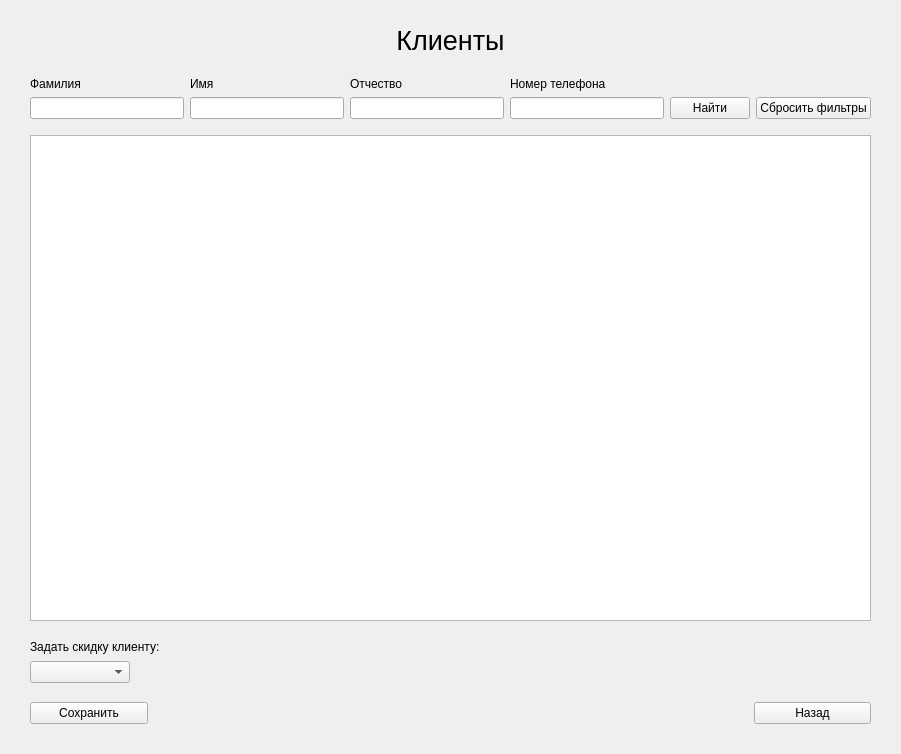
Above: gui/clientslistwindow.ui from rkv04/test before the change. Below: the same form after it.
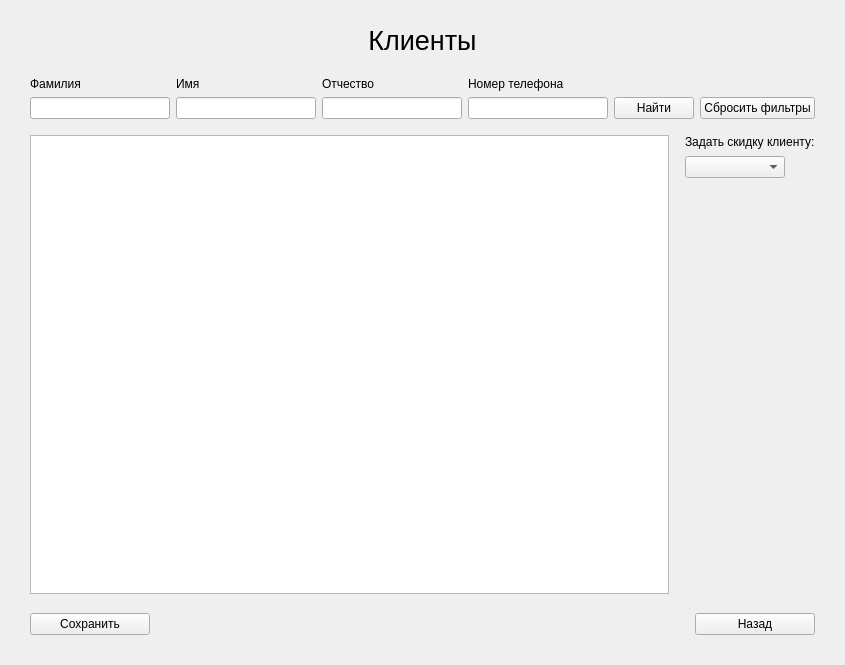
That is the form after the change.

Diff of the .ui file:
```diff
--- a/gui/clientslistwindow.ui
+++ b/gui/clientslistwindow.ui
@@ -6,8 +6,8 @@
    <rect>
     <x>0</x>
     <y>0</y>
-    <width>901</width>
-    <height>754</height>
+    <width>845</width>
+    <height>665</height>
    </rect>
   </property>
   <property name="windowTitle">
@@ -50,9 +50,6 @@
     </item>
     <item>
      <layout class="QGridLayout" name="gridLayout_2">
-      <item row="2" column="0">
-       <widget class="QTableView" name="tableView"/>
-      </item>
       <item row="0" column="0">
        <layout class="QHBoxLayout" name="horizontalLayout">
         <item>
@@ -219,36 +216,23 @@
         </item>
        </layout>
       </item>
-      <item row="1" column="0">
-       <spacer name="verticalSpacer">
-        <property name="orientation">
-         <enum>Qt::Vertical</enum>
-        </property>
-        <property name="sizeType">
-         <enum>QSizePolicy::Fixed</enum>
-        </property>
-        <property name="sizeHint" stdset="0">
-         <size>
-          <width>20</width>
-          <height>10</height>
-         </size>
-        </property>
-       </spacer>
-      </item>
-     </layout>
-    </item>
+      <item row="2" column="0">
+       <layout class="QHBoxLayout" name="horizontalLayout_3">
+        <item>
+         <widget class="QTableView" name="tableView"/>
+        </item>
     <item>
-     <spacer name="verticalSpacer_2">
+         <spacer name="horizontalSpacer_2">
       <property name="orientation">
-       <enum>Qt::Vertical</enum>
+           <enum>Qt::Horizontal</enum>
       </property>
       <property name="sizeType">
        <enum>QSizePolicy::Fixed</enum>
       </property>
       <property name="sizeHint" stdset="0">
        <size>
-        <width>13</width>
-        <height>13</height>
+            <width>10</width>
+            <height>20</height>
        </size>
       </property>
      </spacer>
@@ -275,6 +259,39 @@
         </property>
        </widget>
       </item>
+          <item>
+           <spacer name="verticalSpacer_2">
+            <property name="orientation">
+             <enum>Qt::Vertical</enum>
+            </property>
+            <property name="sizeHint" stdset="0">
+             <size>
+              <width>20</width>
+              <height>40</height>
+             </size>
+            </property>
+           </spacer>
+          </item>
+         </layout>
+        </item>
+       </layout>
+      </item>
+      <item row="1" column="0">
+       <spacer name="verticalSpacer">
+        <property name="orientation">
+         <enum>Qt::Vertical</enum>
+        </property>
+        <property name="sizeType">
+         <enum>QSizePolicy::Fixed</enum>
+        </property>
+        <property name="sizeHint" stdset="0">
+         <size>
+          <width>20</width>
+          <height>10</height>
+         </size>
+        </property>
+       </spacer>
+      </item>
      </layout>
     </item>
     <item>
@@ -297,6 +314,12 @@
      <layout class="QHBoxLayout" name="horizontalLayout_2">
       <item>
        <widget class="QPushButton" name="saveButton">
+        <property name="minimumSize">
+         <size>
+          <width>120</width>
+          <height>0</height>
+         </size>
+        </property>
         <property name="text">
          <string>Сохранить</string>
         </property>
@@ -308,11 +331,11 @@
          <enum>Qt::Horizontal</enum>
         </property>
         <property name="sizeType">
-         <enum>QSizePolicy::Fixed</enum>
+         <enum>QSizePolicy::Expanding</enum>
         </property>
         <property name="sizeHint" stdset="0">
          <size>
-          <width>600</width>
+          <width>601</width>
           <height>20</height>
          </size>
         </property>
@@ -320,6 +343,12 @@
       </item>
       <item>
        <widget class="QPushButton" name="backButton">
+        <property name="minimumSize">
+         <size>
+          <width>120</width>
+          <height>0</height>
+         </size>
+        </property>
         <property name="text">
          <string>Назад</string>
         </property>
```
Lines whose indentation alone changed are shown as unchanged.
